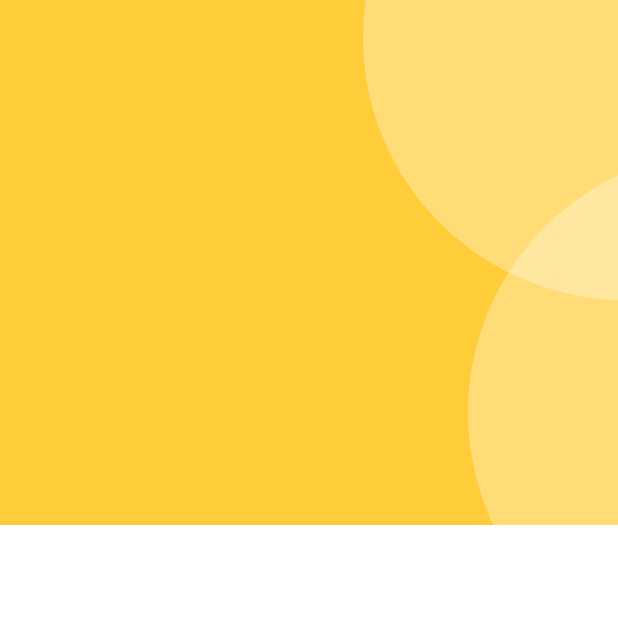
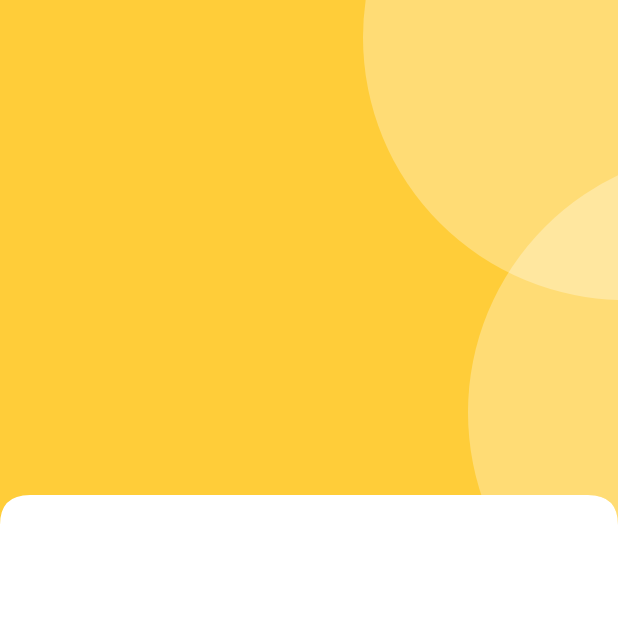
Before and after one commit to Gen-LJ/ecommerce_lj, a Flutter app: the HomeScreen screen opened directly, on a phone screen of 412 x 824 dp, the top half of it. Run offline on Flutter 3.47's test engine with Material 3 defaults, Android fonts, the phone set to English and light mode, and no system bars; our stand-ins replace bloc, flutter_bloc.

Commit message:
Header Container done for Home

```diff
--- /dev/null
+++ b/lib/Common/widgets/container/header_container.dart
@@ -0,0 +1,35 @@
+
+import 'package:flutter/material.dart';
+
+import '../custom_shapes/curved_edges_widget.dart';
+import 'circular_container.dart';
+
+class HeaderContainer extends StatelessWidget {
+  const HeaderContainer({
+    super.key, required this.child,
+  });
+  final Widget child;
+
+  @override
+  Widget build(BuildContext context) {
+    return CurvedEdgeWidget(child: Container(
+      color: Colors.amber.withOpacity(0.8),
+      child:  SizedBox(height: 350,
+        child: Stack(
+          children: [
+            const Positioned(
+                top : -150,
+                right: -180,
+                child: CircularContainer()),
+            const Positioned(
+                top: 100,
+                right: -250,
+                child: CircularContainer()),
+            child
+          ],
+        ),
+      ),
+    ),
+    );
+  }
+}
--- /dev/null
+++ b/lib/Common/widgets/custom_shapes/curved_edges.dart
@@ -0,0 +1,26 @@
+
+import 'package:flutter/material.dart';
+
+class CustomCurvedEdges extends CustomClipper<Path>{
+  @override
+  Path getClip(Size size) {
+    Path path = Path();
+    double width = size.width;
+    double height = size.height;
+    path.lineTo(0, height);
+
+    path.quadraticBezierTo(0, height-20, 20, height-20);
+    path.quadraticBezierTo(0, height-20, width-20, height-20);
+    path.quadraticBezierTo(width, height-20, width, height);
+
+    path.lineTo(width, 0);
+    path.close();
+    return path;
+  }
+
+  @override
+  bool shouldReclip(covariant CustomClipper<Path> oldClipper) {
+    return true;
+  }
+
+}
--- /dev/null
+++ b/lib/Common/widgets/custom_shapes/curved_edges_widget.dart
@@ -0,0 +1,18 @@
+import 'package:flutter/material.dart';
+
+import 'curved_edges.dart';
+
+class CurvedEdgeWidget extends StatelessWidget {
+  const CurvedEdgeWidget({
+    super.key, required this.child,
+  });
+  final Widget child;
+
+  @override
+  Widget build(BuildContext context) {
+    return ClipPath(
+        clipper: CustomCurvedEdges(),
+        child: child
+    );
+  }
+}
--- a/lib/features/shop/screens/home.dart
+++ b/lib/features/shop/screens/home.dart
@@ -1,52 +1,20 @@
 import 'package:flutter/material.dart';
+import '../../../Common/widgets/container/header_container.dart';
 
-import '../../../Common/widgets/custom_shapes/circular_container.dart';
 
 class HomeScreen extends StatelessWidget {
   const HomeScreen({super.key});
 
   @override
   Widget build(BuildContext context) {
-    return Scaffold(
+    return  Scaffold(
       body: SingleChildScrollView(
         child: Column(
           children: [
-            ClipPath(
-              child: Container(
-                color: Colors.amber.withOpacity(0.8),
-                child: const SizedBox(height: 350,
-                  child: Stack(
-                    children: [
-                      Positioned(
-                        top : -150,
-                          right: -180,
-                          child: CircularContainer()),
-                      Positioned(
-                          top: 100,
-                          right: -250,
-                          child: CircularContainer()),
-                    ],
-                  ),
-                ),
-              ),
-            )
+            HeaderContainer(child: Container())
           ],
         ),
       ),
     );
   }
 }
-
-class CustomCurvedEdges extends CustomClipper<Path>{
-  @override
-  Path getClip(Size size) {
-    // TODO: implement getClip
-    throw UnimplementedError();
-  }
-
-  @override
-  bool shouldReclip(covariant CustomClipper<Path> oldClipper) {
-    return true;
-  }
-
-}
```
Also changed, not shown: lib/Common/widgets/container/circular_container.dart (renamed from lib/Common/widgets/custom_shapes/circular_container.dart).
